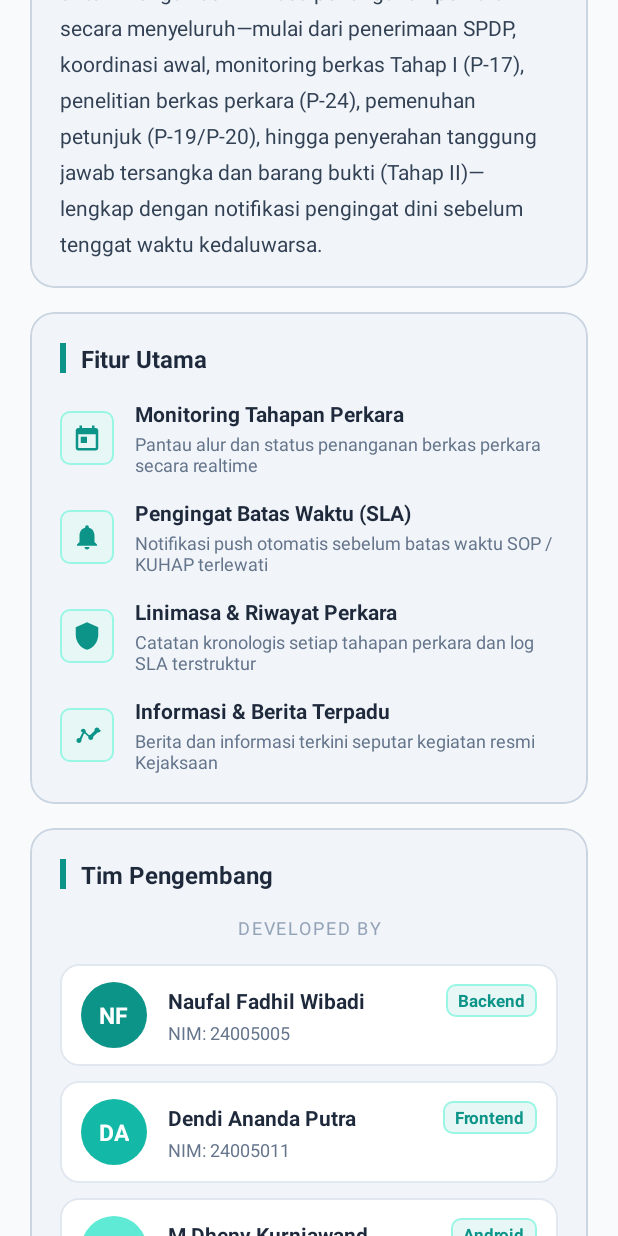
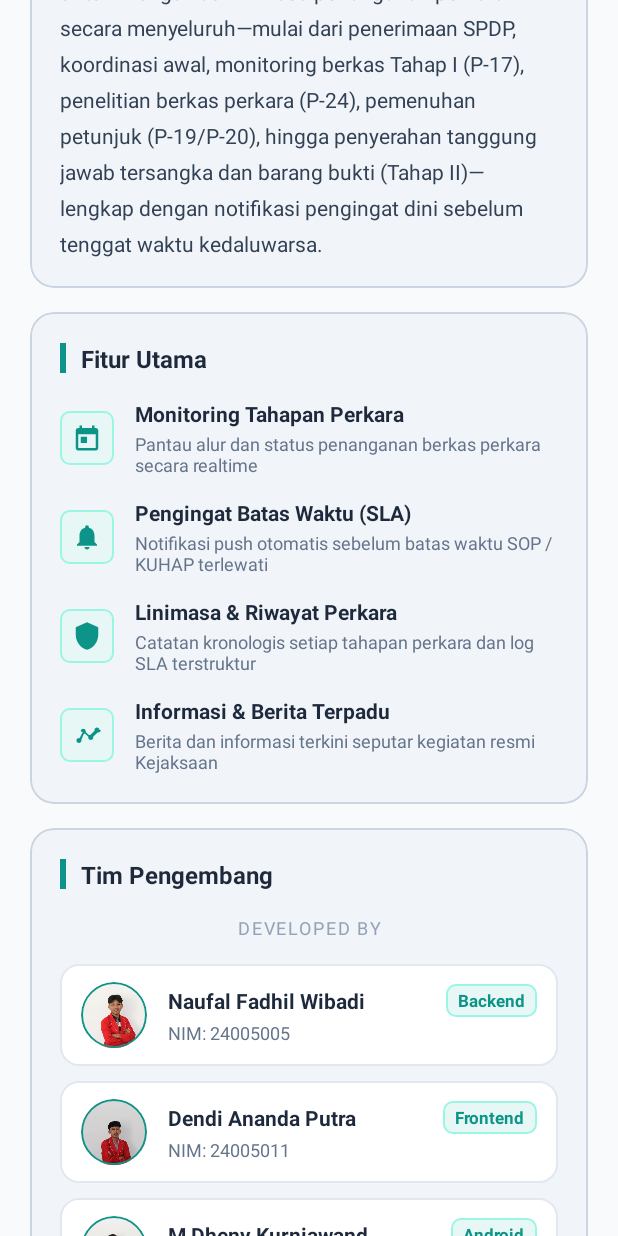
Before and after one commit to DenDev377/App-Reminder, an Android app: the TentangAplikasiActivity screen opened directly, with no data from a screen before it, scrolled down 576 dp, on a phone screen of 412 x 824 dp. Run offline under Robolectric (Android 15) with nearby library versions, the phone set to English and light mode, and no system bars.

Commit message:
feat(ui): pasang foto profil developer di activity_tentang_aplikasi

```diff
--- a/app/src/main/res/layout/activity_tentang_aplikasi.xml
+++ b/app/src/main/res/layout/activity_tentang_aplikasi.xml
@@ -514,20 +514,21 @@
                     android:background="@drawable/bg_dev_item"
                     android:layout_marginBottom="10dp">
 
-                    <FrameLayout
+                    <com.google.android.material.card.MaterialCardView
                         android:layout_width="44dp"
                         android:layout_height="44dp"
-                        android:background="@drawable/bg_avatar_circle_1">
+                        app:cardCornerRadius="22dp"
+                        app:cardElevation="0dp"
+                        app:strokeWidth="1.5dp"
+                        app:strokeColor="#0D9488">
 
-                        <TextView
-                            android:layout_width="wrap_content"
-                            android:layout_height="wrap_content"
-                            android:layout_gravity="center"
-                            android:text="NF"
-                            android:textColor="#FFFFFF"
-                            android:textSize="15sp"
-                            android:textStyle="bold" />
-                    </FrameLayout>
+                        <ImageView
+                            android:layout_width="match_parent"
+                            android:layout_height="match_parent"
+                            android:scaleType="centerCrop"
+                            android:src="@drawable/foto1"
+                            android:contentDescription="Foto Naufal Fadhil Wibadi" />
+                    </com.google.android.material.card.MaterialCardView>
 
                     <LinearLayout
                         android:layout_width="0dp"
@@ -584,20 +585,21 @@
                     android:background="@drawable/bg_dev_item"
                     android:layout_marginBottom="10dp">
 
-                    <FrameLayout
+                    <com.google.android.material.card.MaterialCardView
                         android:layout_width="44dp"
                         android:layout_height="44dp"
-                        android:background="@drawable/bg_avatar_circle_2">
+                        app:cardCornerRadius="22dp"
+                        app:cardElevation="0dp"
+                        app:strokeWidth="1.5dp"
+                        app:strokeColor="#0D9488">
 
-                        <TextView
-                            android:layout_width="wrap_content"
-                            android:layout_height="wrap_content"
-                            android:layout_gravity="center"
-                            android:text="DA"
-                            android:textColor="#FFFFFF"
-                            android:textSize="15sp"
-                            android:textStyle="bold" />
-                    </FrameLayout>
+                        <ImageView
+                            android:layout_width="match_parent"
+                            android:layout_height="match_parent"
+                            android:scaleType="centerCrop"
+                            android:src="@drawable/foto2"
+                            android:contentDescription="Foto Dendi Ananda Putra" />
+                    </com.google.android.material.card.MaterialCardView>
 
                     <LinearLayout
                         android:layout_width="0dp"
@@ -653,20 +655,21 @@
                     android:paddingHorizontal="14dp"
                     android:background="@drawable/bg_dev_item">
 
-                    <FrameLayout
+                    <com.google.android.material.card.MaterialCardView
                         android:layout_width="44dp"
                         android:layout_height="44dp"
-                        android:background="@drawable/bg_avatar_circle_3">
+                        app:cardCornerRadius="22dp"
+                        app:cardElevation="0dp"
+                        app:strokeWidth="1.5dp"
+                        app:strokeColor="#0D9488">
 
-                        <TextView
-                            android:layout_width="wrap_content"
-                            android:layout_height="wrap_content"
-                            android:layout_gravity="center"
-                            android:text="DK"
-                            android:textColor="#0D9488"
-                            android:textSize="15sp"
-                            android:textStyle="bold" />
-                    </FrameLayout>
+                        <ImageView
+                            android:layout_width="match_parent"
+                            android:layout_height="match_parent"
+                            android:scaleType="centerCrop"
+                            android:src="@drawable/foto3"
+                            android:contentDescription="Foto M Dheny Kurniawand" />
+                    </com.google.android.material.card.MaterialCardView>
 
                     <LinearLayout
                         android:layout_width="0dp"
```
Also changed, not shown: app/src/main/res/drawable/foto1.jpg (added), app/src/main/res/drawable/foto2.jpg (added), app/src/main/res/drawable/foto3.jpg (added).
